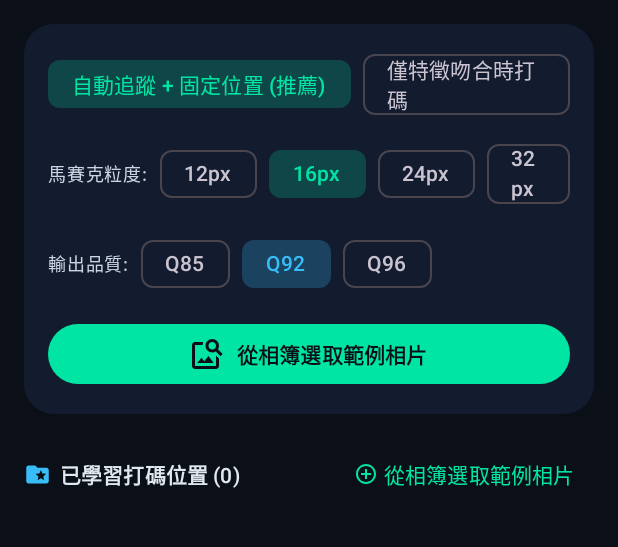
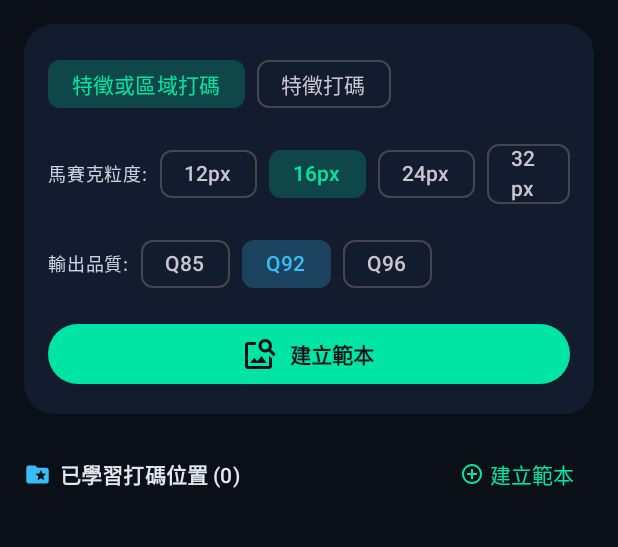
Before and after one commit to Sinoro-Code/homography-auto-mosaic, an Android app built with Jetpack Compose: the screen it shows after launch (MainActivity), on a phone screen of 412 x 824 dp, the part 72-619 px from its top. Run offline under Robolectric (Android 15) with nearby library versions, the phone set to English and light mode, and no system bars; 2 statements that could not run were skipped.

Commit message:
ui(labels): rename mode chips and template button labels (v2.2.4)

```diff
--- a/app/build.gradle.kts
+++ b/app/build.gradle.kts
@@ -18,8 +18,8 @@ android {
         applicationId = "com.antigravity.homographymosaic"
         minSdk = 24
         targetSdk = 35
-        versionCode = 223
-        versionName = "2.2.3-FAMTPL02"
+        versionCode = 224
+        versionName = "2.2.4-FAMTPL02"
 
         ndk {
             // Strict cross-vendor ARMv8 & ARMv7 NEON support
--- a/app/src/main/java/com/antigravity/homographymosaic/ui/BatchGalleryScreen.kt
+++ b/app/src/main/java/com/antigravity/homographymosaic/ui/BatchGalleryScreen.kt
@@ -173,7 +173,7 @@ fun BatchGalleryScreen(
                                 onFallbackToFixedPositionChange(true)
                                 engineSession.updateParameters(fallbackToFixedPosition = true)
                             },
-                            label = { Text("自動追蹤 + 固定位置 (推薦)") },
+                            label = { Text("特徵或區域打碼") },
                             colors = FilterChipDefaults.filterChipColors(
                                 selectedContainerColor = Color(0xFF00E5A3).copy(alpha = 0.22f),
                                 selectedLabelColor = Color(0xFF00E5A3)
@@ -185,7 +185,7 @@ fun BatchGalleryScreen(
                                 onFallbackToFixedPositionChange(false)
                                 engineSession.updateParameters(fallbackToFixedPosition = false)
                             },
-                            label = { Text("僅特徵吻合時打碼") },
+                            label = { Text("特徵打碼") },
                             colors = FilterChipDefaults.filterChipColors(
                                 selectedContainerColor = Color(0xFF38BDF8).copy(alpha = 0.24f),
                                 selectedLabelColor = Color(0xFF38BDF8)
@@ -273,7 +273,7 @@ fun BatchGalleryScreen(
                         ) {
                             Icon(Icons.Default.ImageSearch, contentDescription = null)
                             Spacer(modifier = Modifier.width(8.dp))
-                            Text("從相簿選取範例相片", fontWeight = FontWeight.Bold)
+                            Text("建立範本", fontWeight = FontWeight.Bold)
                         }
                     } else {
                         Row(
@@ -364,7 +364,7 @@ fun BatchGalleryScreen(
                         modifier = Modifier.size(16.dp)
                     )
                     Spacer(modifier = Modifier.width(4.dp))
-                    Text("從相簿選取範例相片", color = Color(0xFF00E5A3))
+                    Text("建立範本", color = Color(0xFF00E5A3))
                 }
             }
         }
```
